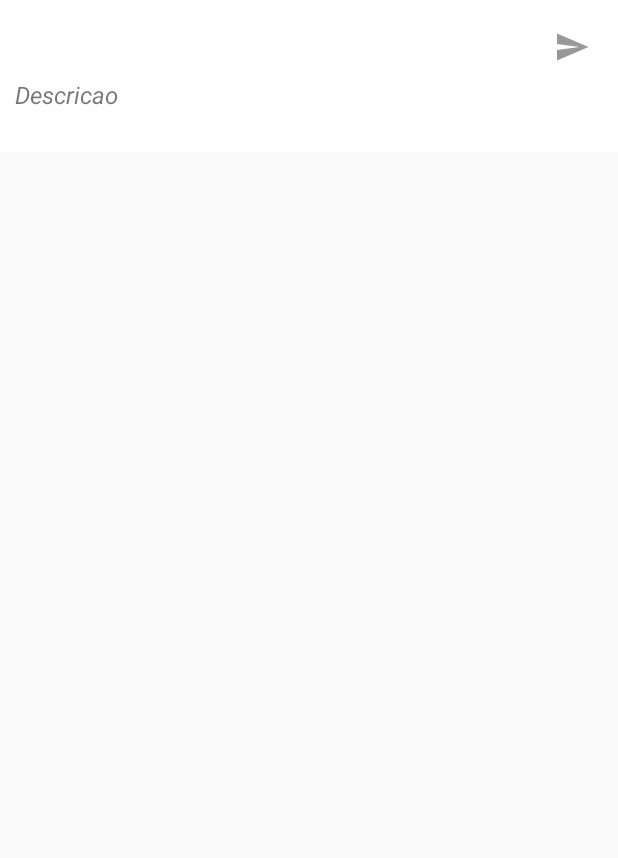
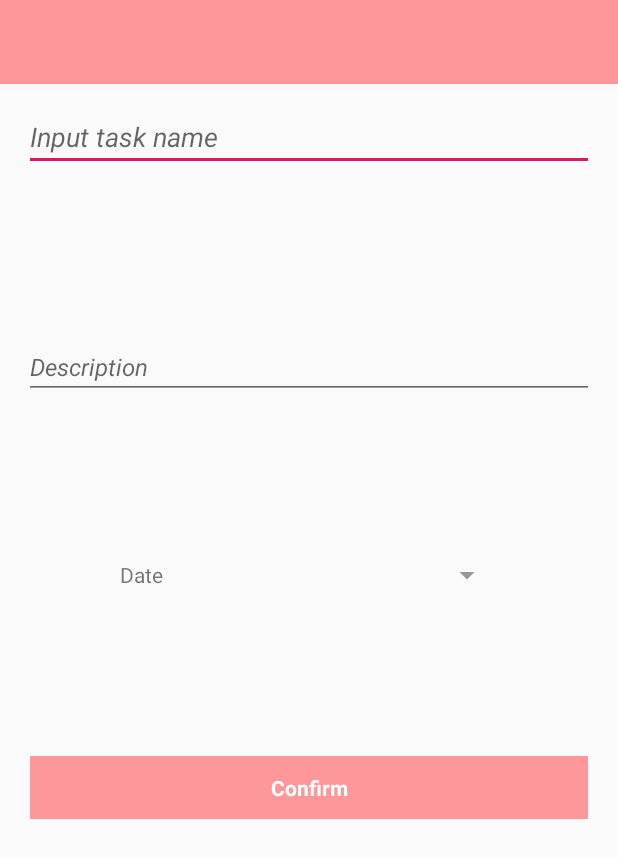
Before and after one commit to pedroafonsouza/Lista, an Android app: the TaskFormActivity screen opened directly, with no data from a screen before it, on a phone screen of 412 x 824 dp. Before the commit the part shown is almost empty. Shown: the top 858 px of the screen. Run offline under Robolectric (Android 15) with nearby library versions, the phone set to English and light mode, and no system bars.

Commit message:
Add components
Model -
TaskBusiness

Presenter
MainPresenter
Controler

```diff
--- a/app/build.gradle
+++ b/app/build.gradle
@@ -27,4 +27,9 @@ dependencies {
     androidTestImplementation 'com.android.support.test.espresso:espresso-core:3.0.2'
     implementation 'com.android.support:cardview-v7:28.0.0+'
     implementation 'com.android.support:recyclerview-v7:28.0.0+'
+
+
+// databate
+    implementation "com.j256.ormlite:ormlite-core:5.1"
+    implementation "com.j256.ormlite:ormlite-android:5.1"
 }
--- a/app/src/main/java/com/example/framework/lista/View/Activity/TaskFormActivity.java
+++ b/app/src/main/java/com/example/framework/lista/View/Activity/TaskFormActivity.java
@@ -15,9 +15,11 @@ public class TaskFormActivity extends AppCompatActivity {
         setContentView(R.layout.activity_task_form);
 
 
-        TextView textView = findViewById(R.id.name_asign);
+        TextView textView = findViewById(R.id.title_toolbar);
         String name = getIntent().getStringExtra("name");
         textView.setText(name);
 
+
+
     }
 }
--- a/app/src/main/res/layout/activity_task_form.xml
+++ b/app/src/main/res/layout/activity_task_form.xml
@@ -2,59 +2,121 @@
 
 
 <LinearLayout xmlns:tools="http://schemas.android.com/tools"
+    xmlns:app="http://schemas.android.com/apk/res-auto"
     android:id="@+id/task_form"
     android:orientation="vertical"
-    xmlns:android="http://schemas.android.com/apk/res/android" android:layout_width="match_parent"
+    xmlns:android="http://schemas.android.com/apk/res/android"
+    android:layout_width="match_parent"
     android:layout_height="wrap_content"
-    android:padding="10dp"
-    android:background="#FEFEFE"
     android:layout_marginBottom="4dp">
+
+    <android.support.v7.widget.Toolbar
+        android:id="@+id/toolbar"
+        android:layout_width="match_parent"
+        android:layout_height="56dp"
+        android:minHeight="?attr/actionBarSize"
+        android:background="?attr/colorPrimary"
+        app:popupTheme="@style/ThemeOverlay.AppCompat.Light"
+        >
+
+
+        <RelativeLayout
+            android:layout_width="match_parent"
+            android:layout_height="match_parent"
+            >
+
+
+            <TextView
+                android:id="@+id/title_toolbar"
+                android:layout_width="match_parent"
+                android:layout_height="match_parent"
+                android:layout_alignParentTop="true"
+                android:layout_centerHorizontal="true"
+                android:gravity="center_vertical"
+                android:text="@string/txt_task_toolbar"
+                android:textColor="#FFFFFF"
+
+                android:textSize="24sp"
+                android:textStyle="bold" />
 
 
 
+
+        </RelativeLayout>
+
+    </android.support.v7.widget.Toolbar>
+
+
+   <EditText
+       android:id="@+id/task_name"
+       android:layout_width="match_parent"
+       android:layout_height="42dp"
+       android:hint="Input task name"
+       android:layout_margin="16dp"
+       android:textStyle="italic"
+       />
+
+
+
+    <EditText
+        android:layout_width="match_parent"
+        android:layout_height="120dp"
+        android:inputType="textMultiLine"
+        android:hint="Description"
+        android:textStyle="italic"
+        android:layout_margin="16dp"
+        android:textSize="16dp"
+        android:gravity="bottom"
+
+
+
+
+        />
+
     <RelativeLayout
         android:layout_width="match_parent"
-        android:layout_height="wrap_content">
+        android:layout_height="42dp"
+        android:layout_margin="80dp"
+        android:scaleType="centerInside"
+
+        >
+
 
         <TextView
-            android:id="@+id/name_asign"
-            android:layout_width="match_parent"
-            android:layout_height="42dp"
-            android:text="@string/txt_name_asign"
-            android:gravity="center_vertical"
-            android:textSize="16sp"
-            android:textStyle="italic"
+            android:layout_width="wrap_content"
+            android:layout_height="wrap_content"
+            android:text="Date"
+            android:layout_centerVertical="true"
 
             />
 
         <ImageView
-            android:id="@+id/btn_confirm_task"
             android:layout_width="42dp"
             android:layout_height="42dp"
-            android:src="@drawable/ic_confirm"
+            android:src="@drawable/ic_arrow_down"
             android:scaleType="centerInside"
             android:layout_alignParentRight="true"
             android:clickable="true"
-            android:foreground="?attr/selectableItemBackgroundBorderless"
-            />
+            android:foreground="?attr/selectableItemBackgroundBorderless"/>
+
 
 
     </RelativeLayout>
 
-    <RelativeLayout
+    <TextView
         android:layout_width="match_parent"
-        android:layout_height="40dp">
-
-        <TextView
-            android:id="@+id/insert_"
-            android:layout_width="match_parent"
-            android:layout_height="wrap_content"
+        android:layout_height="42dp"
+        android:layout_marginHorizontal="144dp"
+        android:text="Confirm"
+        android:background="#fd9799"
+        android:gravity="center"
+        android:textColor="#FFFFFF"
+        android:textStyle="bold"
+        android:layout_margin="20dp"
+        android:clickable="true"
+        android:foreground="?attr/selectableItemBackgroundBorderless"
+    />
 
 
-            android:text="@string/txt_description"
-            android:textSize="16dp"
-            android:textStyle="italic"/>
-
-    </RelativeLayout>
 
 </LinearLayout>
--- a/app/src/main/res/values/colors.xml
+++ b/app/src/main/res/values/colors.xml
@@ -1,6 +1,6 @@
 <?xml version="1.0" encoding="utf-8"?>
 <resources>
-    <color name="colorPrimary">#008577</color>
-    <color name="colorPrimaryDark">#00574B</color>
+    <color name="colorPrimary">#fd9799</color>
+    <color name="colorPrimaryDark">#ff6d70</color>
     <color name="colorAccent">#D81B60</color>
 </resources>
```
Also changed, not shown: app/src/main/java/com/example/framework/lista/Model/Business/TaskBusiness.java (added, +40 -0 lines), app/src/main/java/com/example/framework/lista/Model/DAO/TaskDAO.java (added, +17 -0 lines), app/src/main/java/com/example/framework/lista/Model/DTO/Task.java (+14 -0 lines), app/src/main/java/com/example/framework/lista/Presenter/MainPresenter.java (added, +53 -0 lines), app/src/main/java/com/example/framework/lista/View/Activity/MainActivity.java (+43 -11 lines), app/src/main/java/com/example/framework/utils/DatabaseHelper.java (added, +40 -0 lines), app/src/main/res/values/strings.xml (+8 -5 lines), 2 other files.
